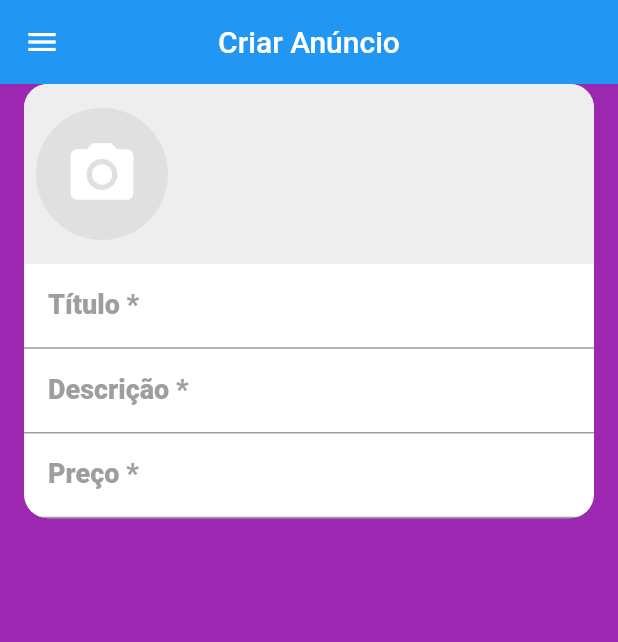
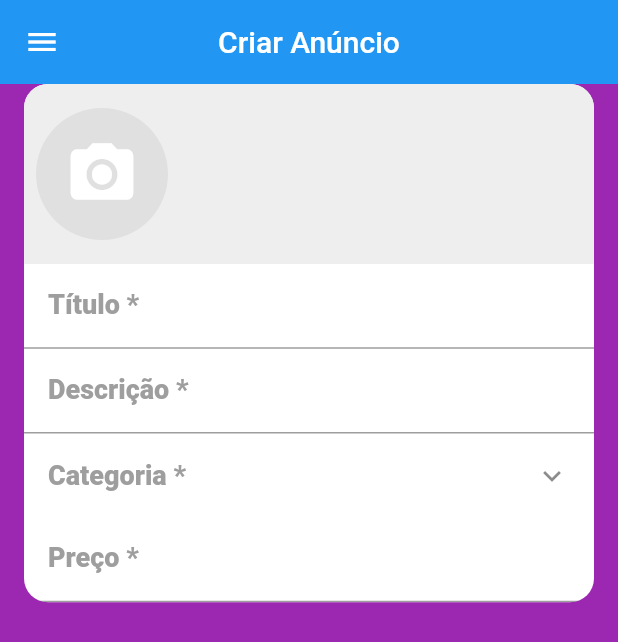
Before and after one commit to Moura14/Olx_clone, a Flutter app: the screen it shows after launch, swiped to page 2, on a phone screen of 412 x 824 dp. Shown: the top 642 px of the screen. Run offline on Flutter 3.47's test engine with Material 2 defaults, Android fonts, the phone set to English and light mode, and no system bars; our stand-ins replace brasil_fields, flutter_mobx, get_it, image_cropper, image_picker, mobx and 2 more; accounts and stored records are empty; generated files the repository leaves out were written again; network calls fail; statements that could not run were skipped.

Commit message:
Criação de tela de categorias

```diff
--- a/lib/main.dart
+++ b/lib/main.dart
@@ -2,6 +2,8 @@ import 'package:flutter/material.dart';
 import 'package:get_it/get_it.dart';
 import 'package:olx_mobx/repositories/category_respository.dart';
 import 'package:olx_mobx/screens/base/base_screen.dart';
+import 'package:olx_mobx/screens/category/category_screens.dart';
+import 'package:olx_mobx/stores/category_store.dart';
 import 'package:olx_mobx/stores/page_store.dart';
 import 'package:olx_mobx/stores/user_menage_stores.dart';
 import 'package:parse_server_sdk_flutter/parse_server_sdk.dart';
@@ -16,6 +18,7 @@ void main() async {
 void setupLocators() {
   GetIt.I.registerSingleton(PageStore());
   GetIt.I.registerSingleton(UserMenageStore());
+  GetIt.I.registerSingleton(CategoryStore());
 }
 
 Future<void> initializeParse() async {
@@ -24,9 +27,6 @@ Future<void> initializeParse() async {
       clientKey: "DWGpSrVo203jah19aiN3YIOuYIQUScMKgLzYo1Cf",
       autoSendSessionId: true,
       debug: true);
-
-  final categories = await CategoryRepository().getList();
-  print(categories);
 }
 
 class MyApp extends StatelessWidget {
--- /dev/null
+++ b/lib/screens/create/components/category_field.dart
@@ -0,0 +1,51 @@
+import 'package:flutter/material.dart';
+import 'package:flutter_mobx/flutter_mobx.dart';
+import 'package:olx_mobx/screens/category/category_screens.dart';
+import 'package:olx_mobx/stores/create_stores.dart';
+
+class CategoryField extends StatelessWidget {
+  //const CategoryField({ Key key }) : super(key: key);
+
+  final CreateStores createStores;
+  CategoryField(this.createStores);
+
+  @override
+  Widget build(BuildContext context) {
+    return Observer(builder: (_) {
+      return ListTile(
+          title: createStores.category == null
+              ? Text(
+                  'Categoria *',
+                  style: TextStyle(
+                      fontWeight: FontWeight.w800,
+                      color: Colors.grey,
+                      fontSize: 18),
+                )
+              : Text(
+                  'Categoria *',
+                  style: TextStyle(
+                      fontWeight: FontWeight.w700,
+                      color: Colors.grey,
+                      fontSize: 14),
+                ),
+          subtitle: createStores.category == null
+              ? null
+              : Text(
+                  '${createStores.category.description}',
+                  style: TextStyle(color: Colors.black, fontSize: 17),
+                ),
+          trailing: Icon(Icons.keyboard_arrow_down),
+          onTap: () async {
+            final category = await showDialog(
+                context: context,
+                builder: (_) => CategoryScreens(
+                      showAll: false,
+                      selected: createStores.category,
+                    ));
+            if (category != null) {
+              createStores.setCategory(category);
+            }
+          });
+    });
+  }
+}
--- a/lib/screens/create/create_screens.dart
+++ b/lib/screens/create/create_screens.dart
@@ -2,6 +2,7 @@ import 'package:brasil_fields/brasil_fields.dart';
 import 'package:flutter/material.dart';
 import 'package:flutter/services.dart';
 import 'package:olx_mobx/components/drawer/custom_drawer.dart';
+import 'package:olx_mobx/screens/create/components/category_field.dart';
 import 'package:olx_mobx/screens/create/components/images_field.dart';
 import 'package:olx_mobx/stores/create_stores.dart';
 
@@ -45,6 +46,7 @@ class CreateScreens extends StatelessWidget {
                   contentPadding: contentPadding),
               maxLines: null,
             ),
+            CategoryField(createStores),
             TextFormField(
               decoration: InputDecoration(
                   labelText: "Preço *",
```
Also changed, not shown: lib/screens/category/category_screens.dart (added, +78 -0 lines), lib/stores/category_store.dart (added, +39 -0 lines), lib/stores/create_stores.dart (+7 -0 lines), lib/stores/category_store.g.dart (added), lib/stores/create_stores.g.dart.
